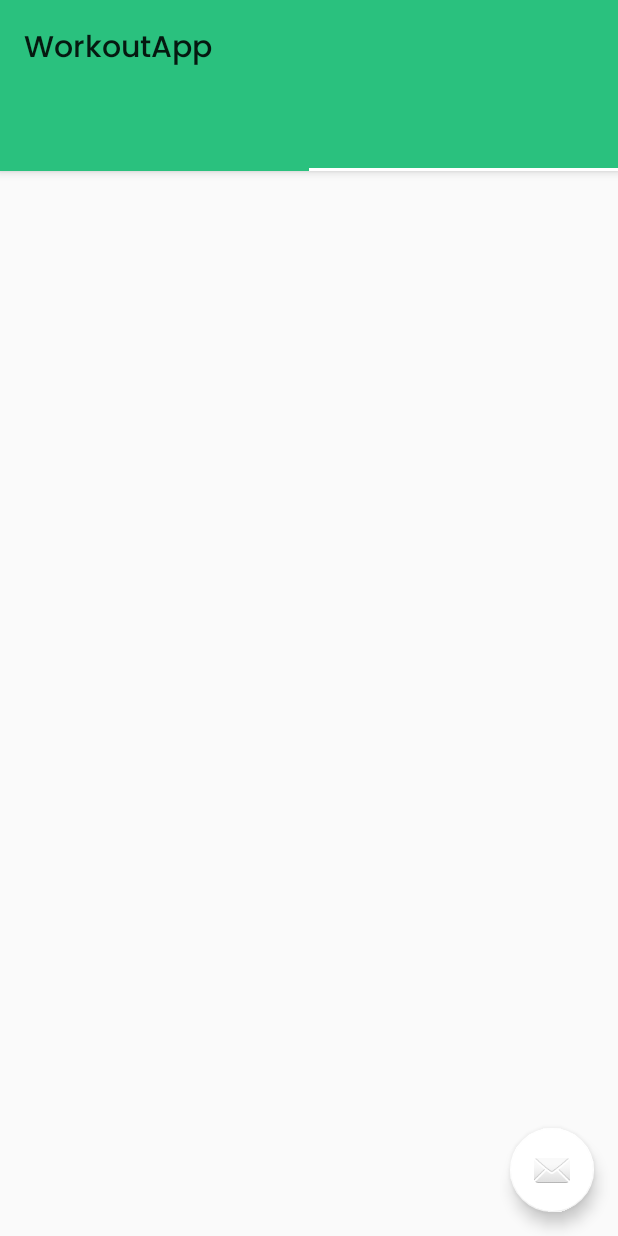
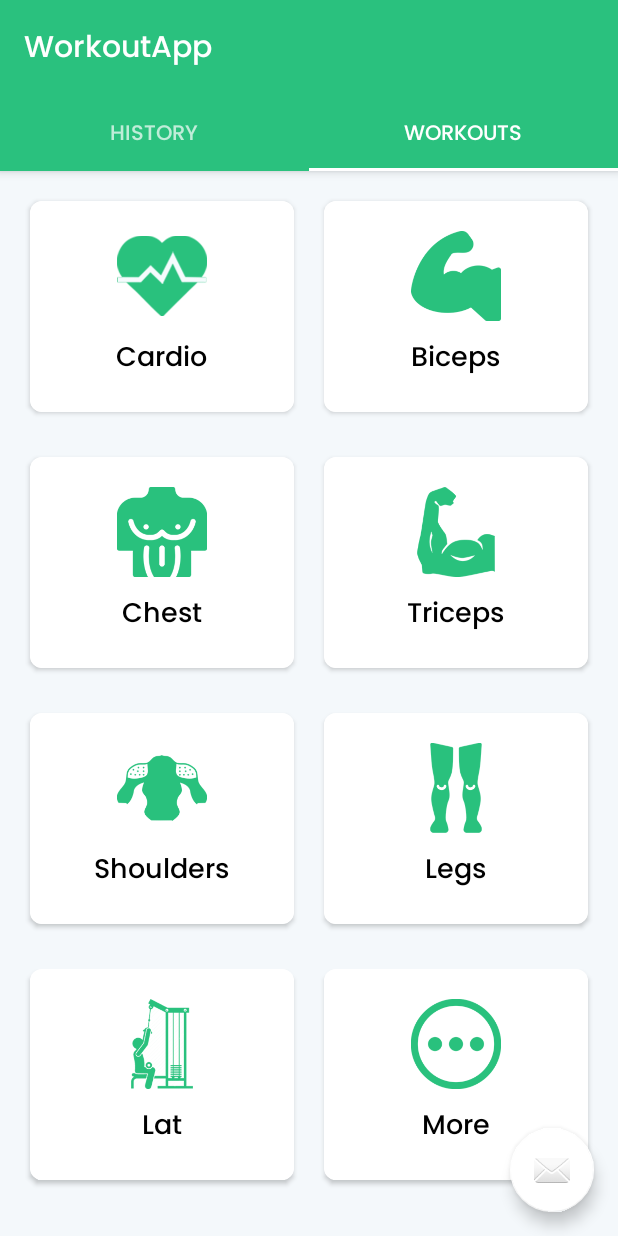
Before and after one commit to shyam169169/workout_Jan_21, an Android app: the HistoryFragment screen opened directly, with no data from a screen before it, tab 2 chosen, on a phone screen of 412 x 824 dp. Run offline under Robolectric (Android 15) with nearby library versions, the phone set to English and light mode, and no system bars.

Commit message:
View implemented

```diff
--- /dev/null
+++ b/app/src/main/java/com/example/workout_jan_21/Presenter/WorkoutPresenter.java
@@ -0,0 +1,38 @@
+package com.example.workout_jan_21.Presenter;
+
+import com.example.workout_jan_21.Component.IComponent;
+import com.example.workout_jan_21.PresenterViewContractInterface;
+
+import java.util.HashMap;
+
+public class WorkoutPresenter implements PresenterViewContractInterface.IPresenter {
+
+    PresenterViewContractInterface.IView view;
+    /**
+     * Loads the message into the payload and calls the view.display()
+     */
+    @Override
+    public void loadMessage() {
+
+    }
+
+    /**
+     * Takes the payload from the view and calls the DB to save the messsage
+     *
+     * @param params
+     */
+    @Override
+    public void saveMessageToDB(HashMap<String, Object> params) {
+
+    }
+
+    @Override
+    public void attachView(PresenterViewContractInterface.IView view) {
+        this.view = view;
+    }
+
+    @Override
+    public void attachModel(IComponent model) {
+
+    }
+}
--- a/app/src/main/java/com/example/workout_jan_21/View/main/PlaceholderFragment.java
+++ b/app/src/main/java/com/example/workout_jan_21/View/Fragments/PlaceholderFragment.java
@@ -1,4 +1,4 @@
-package com.example.workout_jan_21.View.main;
+package com.example.workout_jan_21.View.Fragments;
 
 import android.os.Bundle;
 import android.view.LayoutInflater;
@@ -6,8 +6,8 @@ import android.view.View;
 import android.view.ViewGroup;
 import android.widget.TextView;
 
+import androidx.annotation.Nullable;
 import androidx.annotation.NonNull;
-import androidx.annotation.Nullable;
 import androidx.fragment.app.Fragment;
 import androidx.lifecycle.Observer;
 import androidx.lifecycle.ViewModelProvider;
@@ -22,7 +22,7 @@ public class PlaceholderFragment extends Fragment {
 
     private static final String ARG_SECTION_NUMBER = "section_number";
 
-    private PageViewModel pageViewModel;
+    private HistoryFragment.PageViewModel pageViewModel;
 
     public static PlaceholderFragment newInstance(int index) {
         PlaceholderFragment fragment = new PlaceholderFragment();
@@ -35,7 +35,7 @@ public class PlaceholderFragment extends Fragment {
     @Override
     public void onCreate(Bundle savedInstanceState) {
         super.onCreate(savedInstanceState);
-        pageViewModel = new ViewModelProvider(this).get(PageViewModel.class);
+        pageViewModel = new ViewModelProvider(this).get(HistoryFragment.PageViewModel.class);
         int index = 1;
         if (getArguments() != null) {
             index = getArguments().getInt(ARG_SECTION_NUMBER);
--- a/app/src/main/java/com/example/workout_jan_21/View/Fragments/WorkoutsFragment.java
+++ b/app/src/main/java/com/example/workout_jan_21/View/Fragments/WorkoutsFragment.java
@@ -1,16 +1,43 @@
 package com.example.workout_jan_21.View.Fragments;
 
+import android.app.Activity;
 import android.content.Context;
+import android.content.Intent;
 import android.os.Bundle;
+import android.view.LayoutInflater;
+import android.view.View;
+import android.view.ViewGroup;
+import android.widget.ImageView;
+import android.widget.LinearLayout;
+
 import androidx.fragment.app.Fragment;
+
+import com.example.workout_jan_21.Presenter.WorkoutPresenter;
 import com.example.workout_jan_21.PresenterViewContractInterface;
+import com.example.workout_jan_21.R;
+import com.example.workout_jan_21.View.ExerciseActivity;
+import com.example.workout_jan_21.View.MainActivity;
+import com.example.workout_jan_21.View.SignUpPageActivity;
+
 import java.util.HashMap;
 
 public class WorkoutsFragment extends Fragment implements PresenterViewContractInterface.IView {
 
-    @Override
-    public void onCreate(Bundle savedInstanceState) {
-        super.onCreate(savedInstanceState);
+    PresenterViewContractInterface.IPresenter presenter;
+
+    public View onCreateView(LayoutInflater inflater, ViewGroup parent, Bundle savedInstanceState) {
+        View view = inflater.inflate(R.layout.workout_fragment, parent, false);
+        this.presenter = new WorkoutPresenter();
+        View chestCard = (LinearLayout) view.findViewById(R.id.id_chest_card);
+
+        chestCard.setOnClickListener(new View.OnClickListener() {
+            @Override
+            public void onClick(View v) {
+                startActivity(new Intent(getActivity(), ExerciseActivity.class));
+            }
+        });
+        return view;
+
     }
 
     @Override
--- a/app/src/main/java/com/example/workout_jan_21/View/main/SectionsPagerAdapter.java
+++ /dev/null
@@ -1,46 +0,0 @@
-package com.example.workout_jan_21.View.main;
-
-import android.content.Context;
-
-import androidx.annotation.Nullable;
-import androidx.annotation.StringRes;
-import androidx.fragment.app.Fragment;
-import androidx.fragment.app.FragmentManager;
-import androidx.fragment.app.FragmentPagerAdapter;
-
-import com.example.workout_jan_21.R;
-
-/**
- * A [FragmentPagerAdapter] that returns a fragment corresponding to
- * one of the sections/tabs/pages.
- */
-public class SectionsPagerAdapter extends FragmentPagerAdapter {
-
-    @StringRes
-    private static final int[] TAB_TITLES = new int[]{R.string.history, R.string.Workouts};
-    private final Context mContext;
-
-    public SectionsPagerAdapter(Context context, FragmentManager fm) {
-        super(fm);
-        mContext = context;
-    }
-
-    @Override
-    public Fragment getItem(int position) {
-        // getItem is called to instantiate the fragment for the given page.
-        // Return a PlaceholderFragment (defined as a static inner class below).
-        return PlaceholderFragment.newInstance(position + 1);
-    }
-
-    @Nullable
-    @Override
-    public CharSequence getPageTitle(int position) {
-        return mContext.getResources().getString(TAB_TITLES[position]);
-    }
-
-    @Override
-    public int getCount() {
-        // Show 2 total pages.
-        return 2;
-    }
-}
--- /dev/null
+++ b/app/src/main/res/layout/workout_fragment.xml
@@ -0,0 +1,329 @@
+<?xml version="1.0" encoding="utf-8"?>
+<LinearLayout xmlns:android="http://schemas.android.com/apk/res/android"
+    xmlns:app="http://schemas.android.com/apk/res-auto"
+    xmlns:tools="http://schemas.android.com/tools"
+    android:layout_width="match_parent"
+    android:layout_height="match_parent"
+    android:orientation="vertical"
+    tools:context=".View.Fragments.WorkoutsFragment">
+    <!-- tool bar -->
+
+    <ScrollView
+        android:layout_width="match_parent"
+        android:layout_height="wrap_content"
+        android:layout_weight="1"
+        android:fillViewport="true">
+
+        <LinearLayout
+            android:layout_width="match_parent"
+            android:layout_height="0dp"
+            android:layout_weight="1"
+            android:background="@color/lightGreenBG"
+            android:orientation="vertical">
+
+            <LinearLayout
+                android:layout_width="match_parent"
+                android:layout_height="wrap_content"
+                android:layout_margin="10dp"
+                android:orientation="horizontal">
+
+                <androidx.cardview.widget.CardView
+                    android:layout_width="match_parent"
+                    android:layout_height="wrap_content"
+                    android:layout_margin="10dp"
+                    android:layout_weight="1"
+                    app:cardCornerRadius="8dp"
+                    app:cardUseCompatPadding="false">
+
+                    <LinearLayout
+                        android:layout_width="match_parent"
+                        android:layout_height="wrap_content"
+                        android:background="@color/white_text"
+                        android:gravity="center"
+                        android:orientation="vertical"
+                        android:padding="20dp">
+
+                        <ImageView
+                            android:layout_width="60dp"
+                            android:layout_height="60dp"
+                            android:src="@drawable/cardio" />
+
+                        <TextView
+                            android:layout_width="wrap_content"
+                            android:layout_height="wrap_content"
+                            android:layout_centerInParent="true"
+                            android:layout_marginTop="10dp"
+                            android:text="Cardio"
+                            android:textColor="@color/textBlack"
+                            android:textSize="18dp" />
+                    </LinearLayout>
+
+                </androidx.cardview.widget.CardView>
+
+                <androidx.cardview.widget.CardView
+                    android:layout_width="match_parent"
+                    android:layout_height="wrap_content"
+                    android:layout_margin="10dp"
+                    android:layout_weight="1"
+                    app:cardCornerRadius="8dp"
+                    app:cardUseCompatPadding="false">
+
+                    <LinearLayout
+                        android:layout_width="match_parent"
+                        android:layout_height="wrap_content"
+                        android:background="@color/white_text"
+                        android:gravity="center"
+                        android:orientation="vertical"
+                        android:padding="20dp">
+
+                        <ImageView
+                            android:layout_width="60dp"
+                            android:layout_height="60dp"
+                            android:src="@drawable/muscle" />
+
+                        <TextView
+                            android:layout_width="wrap_content"
+                            android:layout_height="wrap_content"
+                            android:layout_centerInParent="true"
+                            android:layout_marginTop="10dp"
+                            android:text="Biceps"
+                            android:textColor="@color/textBlack"
+                            android:textSize="18dp" />
+                    </LinearLayout>
+
+                </androidx.cardview.widget.CardView>
+            </LinearLayout>
+
+            <LinearLayout
+                android:layout_width="match_parent"
+                android:layout_height="wrap_content"
+                android:layout_marginLeft="10dp"
+                android:layout_marginRight="10dp"
+                android:layout_marginBottom="10dp"
+                android:orientation="horizontal">
+
+                <androidx.cardview.widget.CardView
+                    android:layout_width="match_parent"
+                    android:layout_height="wrap_content"
+                    android:layout_margin="10dp"
+                    android:layout_weight="1"
+                    app:cardCornerRadius="8dp"
+                    app:cardUseCompatPadding="false">
+
+                    <LinearLayout
+                        android:id="@+id/id_chest_card"
+                        android:layout_width="match_parent"
+                        android:layout_height="wrap_content"
+                        android:background="@color/white_text"
+                        android:gravity="center"
+                        android:orientation="vertical"
+                        android:padding="20dp">
+
+                        <ImageView
+
+                            android:layout_width="60dp"
+                            android:layout_height="60dp"
+                            android:src="@drawable/chest" />
+
+                        <TextView
+                            android:layout_width="wrap_content"
+                            android:layout_height="wrap_content"
+                            android:layout_centerInParent="true"
+                            android:layout_marginTop="10dp"
+                            android:text="Chest"
+                            android:textColor="@color/textBlack"
+                            android:textSize="18dp" />
+                    </LinearLayout>
+
+                </androidx.cardview.widget.CardView>
+
+                <androidx.cardview.widget.CardView
+                    android:layout_width="match_parent"
+                    android:layout_height="wrap_content"
+                    android:layout_margin="10dp"
+                    android:layout_weight="1"
+                    app:cardCornerRadius="8dp"
+                    app:cardUseCompatPadding="false">
+
+                    <LinearLayout
+                        android:layout_width="match_parent"
+                        android:layout_height="wrap_content"
+                        android:background="@color/white_text"
+                        android:gravity="center"
+                        android:orientation="vertical"
+                        android:padding="20dp">
+
+                        <ImageView
+                            android:layout_width="60dp"
+                            android:layout_height="60dp"
+                            android:src="@drawable/muscle_two" />
+
+                        <TextView
+                            android:layout_width="wrap_content"
+                            android:layout_height="wrap_content"
+                            android:layout_centerInParent="true"
+                            android:layout_marginTop="10dp"
+                            android:text="Triceps"
+                            android:textColor="@color/textBlack"
+                            android:textSize="18dp" />
+                    </LinearLayout>
+
+                </androidx.cardview.widget.CardView>
+            </LinearLayout>
+
+            <LinearLayout
+                android:layout_width="match_parent"
+                android:layout_height="wrap_content"
+                android:layout_marginLeft="10dp"
+                android:layout_marginRight="10dp"
+                android:layout_marginBottom="10dp"
+                android:orientation="horizontal">
+
+                <androidx.cardview.widget.CardView
+                    android:layout_width="match_parent"
+                    android:layout_height="wrap_content"
+                    android:layout_margin="10dp"
+                    android:layout_weight="1"
+                    app:cardCornerRadius="8dp"
+                    app:cardUseCompatPadding="false">
+
+                    <LinearLayout
+                        android:layout_width="match_parent"
+                        android:layout_height="wrap_content"
+                        android:background="@color/white_text"
+                        android:gravity="center"
+                        android:orientation="vertical"
+                        android:padding="20dp">
+
+                        <ImageView
+                            android:layout_width="60dp"
+                            android:layout_height="60dp"
+                            android:src="@drawable/shoulders" />
+
+                        <TextView
+                            android:layout_width="wrap_content"
+                            android:layout_height="wrap_content"
+                            android:layout_centerInParent="true"
+                            android:layout_marginTop="10dp"
+                            android:text="Shoulders"
+                            android:textColor="@color/textBlack"
+                            android:textSize="18dp" />
+                    </LinearLayout>
+
+                </androidx.cardview.widget.CardView>
+
+                <androidx.cardview.widget.CardView
+                    android:layout_width="match_parent"
+                    android:layout_height="wrap_content"
+                    android:layout_margin="10dp"
+                    android:layout_weight="1"
+                    app:cardCornerRadius="8dp"
+                    app:cardUseCompatPadding="false">
+
+                    <LinearLayout
+                        android:layout_width="match_parent"
+                        android:layout_height="wrap_content"
+                        android:background="@color/white_text"
+                        android:gravity="center"
+                        android:orientation="vertical"
+                        android:padding="20dp">
+
+                        <ImageView
+                            android:layout_width="60dp"
+                            android:layout_height="60dp"
+                            android:src="@drawable/leg" />
+
+                        <TextView
+                            android:layout_width="wrap_content"
+                            android:layout_height="wrap_content"
+                            android:layout_centerInParent="true"
+                            android:layout_marginTop="10dp"
+                            android:text="Legs"
+                            android:textColor="@color/textBlack"
+                            android:textSize="18dp" />
+                    </LinearLayout>
+
+                </androidx.cardview.widget.CardView>
+            </LinearLayout>
+
+            <LinearLayout
+                android:layout_width="match_parent"
+                android:layout_height="wrap_content"
+                android:layout_marginLeft="10dp"
+                android:layout_marginRight="10dp"
+                android:layout_marginBottom="10dp"
+                android:orientation="horizontal">
+
+                <androidx.cardview.widget.CardView
+                    android:layout_width="match_parent"
+                    android:layout_height="wrap_content"
+                    android:layout_margin="10dp"
+                    android:layout_weight="1"
+                    app:cardCornerRadius="8dp"
+                    app:cardUseCompatPadding="false">
+
+                    <LinearLayout
+                        android:layout_width="match_parent"
+                        android:layout_height="wrap_content"
+                        android:background="@color/white_text"
+                        android:gravity="center"
+                        android:orientation="vertical"
+                        android:padding="20dp">
+
+                        <ImageView
+                            android:layout_width="60dp"
+                            android:layout_height="60dp"
+                            android:src="@drawable/back_bulding" />
+
+                        <TextView
+                            android:layout_width="wrap_content"
+                            android:layout_height="wrap_content"
+                            android:layout_centerInParent="true"
+                            android:layout_marginTop="10dp"
+                            android:text="Lat"
+                            android:textColor="@color/textBlack"
+                            android:textSize="18dp" />
+                    </LinearLayout>
+
+                </androidx.cardview.widget.CardView>
+
+                <androidx.cardview.widget.CardView
+                    android:layout_width="match_parent"
+                    android:layout_height="wrap_content"
+                    android:layout_margin="10dp"
+                    android:layout_weight="1"
+                    app:cardCornerRadius="8dp"
+                    app:cardUseCompatPadding="false">
+
+                    <LinearLayout
+                        android:layout_width="match_parent"
+                        android:layout_height="wrap_content"
+                        android:background="@color/white_text"
+                        android:gravity="center"
+                        android:orientation="vertical"
+                        android:padding="20dp">
+
+                        <ImageView
+                            android:layout_width="60dp"
+                            android:layout_height="60dp"
+                            android:src="@drawable/more" />
+
+                        <TextView
+                            android:layout_width="wrap_content"
+                            android:layout_height="wrap_content"
+                            android:layout_centerInParent="true"
+                            android:layout_marginTop="10dp"
+                            android:text="More"
+                            android:textColor="@color/textBlack"
+                            android:textSize="18dp" />
+                    </LinearLayout>
+
+                </androidx.cardview.widget.CardView>
+            </LinearLayout>
+
+
+        </LinearLayout>
+    </ScrollView>
+
+
+</LinearLayout>
--- a/app/src/main/res/values/strings.xml
+++ b/app/src/main/res/values/strings.xml
@@ -1,9 +1,11 @@
 <resources>
     <string name="app_name">WorkoutApp</string>
     <string name="history">History</string>
+    <string name="Workouts">Workouts</string>
     <string name="exercises">Exercises</string>
     <string name="exercise_details">Exercise Details</string>
     <string name="update">Update</string>
+
 
     <string-array name="gander">
         <item>Male</item>
--- a/app/src/main/res/values/styles.xml
+++ b/app/src/main/res/values/styles.xml
@@ -1,4 +1,4 @@
-<resources>
+<resources xmlns:tools="http://schemas.android.com/tools">
     <!-- Base application theme. -->
     <style name="AppTheme" parent="Theme.MaterialComponents.Light.NoActionBar.Bridge">
         <!-- Customize your theme here. -->
@@ -6,6 +6,7 @@
         <item name="colorPrimaryDark">@color/colorPrimaryDark</item>
         <item name="colorAccent">@color/colorAccent</item>
         <item name="android:fontFamily">@font/poppins_medium</item>
+        <item name="android:statusBarColor" tools:targetApi="l">?attr/colorPrimaryVariant</item>
     </style>
 
     <style name="mySpinner" parent="Widget.AppCompat.DropDownItem.Spinner">
@@ -21,5 +22,4 @@
         <item name="hintTextColor">@color/lightWhiteText</item>
         <item name="android:textColorHint">@color/lightWhiteText</item>
     </style>
-
 </resources>
--- /dev/null
+++ b/app/src/main/res/values/themes.xml
@@ -0,0 +1,26 @@
+<resources xmlns:tools="http://schemas.android.com/tools">
+    <!-- Base application theme. -->
+    <style name="Theme.TabbedActivity" parent="Theme.MaterialComponents.DayNight.DarkActionBar">
+        <!-- Primary brand color. -->
+        <item name="colorPrimary">@color/colorPrimary</item>
+        <item name="colorPrimaryVariant">@color/colorPrimaryDark</item>
+        <item name="colorOnPrimary">@color/colorPrimary</item>
+        <!-- Secondary brand color. -->
+        <item name="colorSecondary">@color/teal_200</item>
+        <item name="colorSecondaryVariant">@color/teal_700</item>
+        <item name="colorOnSecondary">@color/black</item>
+        <!-- Status bar color. -->
+        <item name="android:statusBarColor" tools:targetApi="l">?attr/colorPrimaryVariant</item>
+        <!-- Customize your theme here. -->
+
+    </style>
+
+    <style name="Theme.TabbedActivity.NoActionBar">
+        <item name="windowActionBar">false</item>
+        <item name="windowNoTitle">true</item>
+    </style>
+
+    <style name="Theme.TabbedActivity.AppBarOverlay" parent="ThemeOverlay.AppCompat.Dark.ActionBar" />
+
+    <style name="Theme.TabbedActivity.PopupOverlay" parent="ThemeOverlay.AppCompat.Light" />
+</resources>
```
